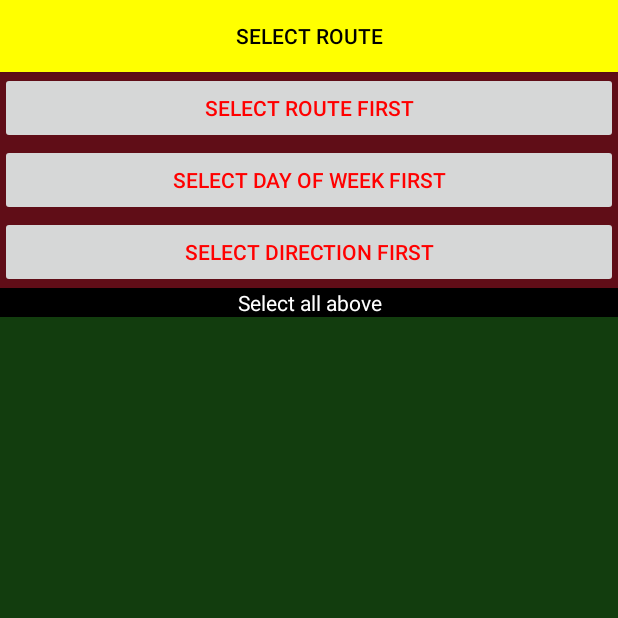
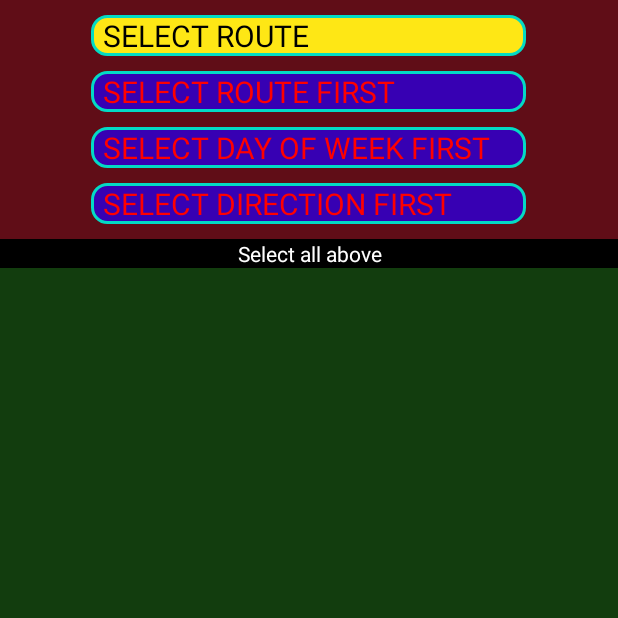
Before and after one commit to tonage72/QuickKRTSchedules, an Android app: the screen it shows after launch (KRTActivity), on a phone screen of 412 x 824 dp, the top half of it. Run offline under Robolectric (Android 15) with nearby library versions, the phone set to English and light mode, and no system bars.

Commit message:
Started making it look prettier.

```diff
--- a/app/src/main/java/fleming/david/com/quickkrtschedules/KRTActivity.java
+++ b/app/src/main/java/fleming/david/com/quickkrtschedules/KRTActivity.java
@@ -4,7 +4,9 @@
 import android.content.Intent;
 import android.graphics.Color;
 import android.os.Bundle;
-import android.widget.Button;
+import android.view.Gravity;
+import android.view.View;
+import android.widget.TextView;
 import android.widget.LinearLayout;
 import android.widget.TextView;
 
@@ -28,35 +30,36 @@
 
         TextView separatorText = findViewById(R.id.seperatorMessage);
 
-        Button buttonRoute = findViewById(R.id.buttonRoute);
-        Button buttonDay = findViewById(R.id.buttonDay);
-        Button buttonDirection = findViewById(R.id.buttonDirection);
-        Button buttonTimepoint = findViewById(R.id.buttonTimepoint);
+        TextView textViewRoute = findViewById(R.id.textViewRoute);
+        //textViewRoute.setPadding(15,0,0,0);
+        TextView textViewDay = findViewById(R.id.textViewDay);
+        TextView textViewDirection = findViewById(R.id.textViewDirection);
+        TextView textViewTimepoint = findViewById(R.id.textViewTimepoint);
 
-        //Set up route button.
+        //Set up route TextView.
         if (intent.hasExtra("routeSelected")) {
-            buttonRoute.setText(intent.getStringExtra("routeSelected"));
+            textViewRoute.setText(intent.getStringExtra("routeSelected"));
         } else {
-            buttonRoute.setText(getString(R.string.no_route));
-            currentSelectButton(buttonRoute);
+            textViewRoute.setText(getString(R.string.no_route));
+            currentSelectTextView(textViewRoute);
         }
 
-        buttonRoute.setOnClickListener(v -> {
+        textViewRoute.setOnClickListener(v -> {
             Intent intentRouteSelect = new Intent(KRTActivity.this, RouteSelectActivity.class);
             startActivity(intentRouteSelect);
         });
 
-        //Set up day button
+        //Set up day TextView
         if (intent.hasExtra("routeSelected")) {
 
             if (intent.hasExtra("daySelected")) {
-                buttonDay.setText(intent.getStringExtra("daySelected"));
+                textViewDay.setText(intent.getStringExtra("daySelected"));
             } else {
-                buttonDay.setText(getString(R.string.no_day));
-                currentSelectButton(buttonDay);
+                textViewDay.setText(getString(R.string.no_day));
+                currentSelectTextView(textViewDay);
             }
 
-            buttonDay.setOnClickListener(v -> {
+            textViewDay.setOnClickListener(v -> {
 
                 final String mRoute = intent.getStringExtra("routeSelected");
 
@@ -66,22 +69,22 @@
             });
 
         } else {
-            buttonDay.setEnabled(false);
-            buttonDay.setText(getString(R.string.route_first));
-            selectPreviousFirst(buttonDay);
+            textViewDay.setEnabled(false);
+            textViewDay.setText(getString(R.string.route_first));
+            selectPreviousFirst(textViewDay);
         }
 
-        //Set up direction button
+        //Set up direction TextView
         if (intent.hasExtra("daySelected")) {
 
             if (intent.hasExtra("directionSelected")) {
-                buttonDirection.setText(intent.getStringExtra("directionSelected"));
+                textViewDirection.setText(intent.getStringExtra("directionSelected"));
             } else {
-                buttonDirection.setText(getString(R.string.no_direction));
-                currentSelectButton(buttonDirection);
+                textViewDirection.setText(getString(R.string.no_direction));
+                currentSelectTextView(textViewDirection);
             }
 
-            buttonDirection.setOnClickListener(v -> {
+            textViewDirection.setOnClickListener(v -> {
 
                 final String mRoute = intent.getStringExtra("routeSelected");
                 final String mDay = intent.getStringExtra("daySelected");
@@ -93,22 +96,22 @@
             });
 
         } else {
-            buttonDirection.setEnabled(false);
-            buttonDirection.setText(getString(R.string.day_first));
-            selectPreviousFirst(buttonDirection);
+            textViewDirection.setEnabled(false);
+            textViewDirection.setText(getString(R.string.day_first));
+            selectPreviousFirst(textViewDirection);
         }
 
-        //Set up timepoint button
+        //Set up timepoint TextView
         if (intent.hasExtra("directionSelected")) {
 
             if (intent.hasExtra("timepointSelected")) {
-                buttonTimepoint.setText(intent.getStringExtra("timepointSelected"));
+                textViewTimepoint.setText(intent.getStringExtra("timepointSelected"));
             } else {
-                buttonTimepoint.setText(getString(R.string.no_timepoint));
-                currentSelectButton(buttonTimepoint);
+                textViewTimepoint.setText(getString(R.string.no_timepoint));
+                currentSelectTextView(textViewTimepoint);
             }
 
-            buttonTimepoint.setOnClickListener(v -> {
+            textViewTimepoint.setOnClickListener(v -> {
 
                 final String mRoute = intent.getStringExtra("routeSelected");
                 final String mDay = intent.getStringExtra("daySelected");
@@ -121,9 +124,9 @@
                 startActivity(intent13);
             });
         } else {
-            buttonTimepoint.setEnabled(false);
-            buttonTimepoint.setText(getString(R.string.direction_first));
-            selectPreviousFirst(buttonTimepoint);
+            textViewTimepoint.setEnabled(false);
+            textViewTimepoint.setText(getString(R.string.direction_first));
+            selectPreviousFirst(textViewTimepoint);
         }
 
         if (intent.hasExtra("timepointSelected")) {
@@ -245,14 +248,14 @@
                 i = i + 1;
                 stringCompare = desc.equals(mDash);
                 if (!stringCompare) {
-                    Button newBtn = new Button(this);
-                    newBtn.setLayoutParams(new LinearLayout.LayoutParams(LinearLayout.LayoutParams.MATCH_PARENT, LinearLayout.LayoutParams.WRAP_CONTENT));
-                    newBtn.setText(desc);
-                    layout.addView(newBtn);
+                    TextView textView = new TextView(this);
+                    textView.setLayoutParams(new LinearLayout.LayoutParams(LinearLayout.LayoutParams.MATCH_PARENT, LinearLayout.LayoutParams.WRAP_CONTENT));
+                    textView.setText(desc);
+                    layout.addView(textView);
 
                     final int timeSlotSelected = i;
 
-                    newBtn.setOnClickListener(v -> {
+                    textView.setOnClickListener(v -> {
                         Intent intent15 = new Intent(KRTActivity.this, ListEntireTripActivity.class);
                         intent15.putExtra("routeSelected", mRoute);
                         intent15.putExtra("daySelected", mDay);
@@ -267,11 +270,11 @@
             separatorText.setText(getString(R.string.select_all));
         }
     }
-    private void currentSelectButton(Button mButton){
-        mButton.setBackgroundColor(Color.YELLOW);
-        mButton.setTextColor(Color.BLACK);
+    private void currentSelectTextView(TextView mTextView){
+        mTextView.setBackgroundResource(R.drawable.rounded_corner_menu_items_select_me);
+        mTextView.setTextColor(Color.BLACK);
     }
-    private void selectPreviousFirst(Button mButton){
-        mButton.setTextColor(Color.RED);
+    private void selectPreviousFirst(TextView mTextView){
+        mTextView.setTextColor(Color.RED);
     }
 }
--- /dev/null
+++ b/app/src/main/res/drawable-xxhdpi/rounded_corner_menu_items.xml
@@ -0,0 +1,15 @@
+<?xml version="1.0" encoding="utf-8"?>
+
+<shape
+    xmlns:android="http://schemas.android.com/apk/res/android"
+    android:shape="rectangle">
+
+    <corners android:radius="10dp" />
+
+    <!-- This is the border color -->
+    <stroke android:width="2dp" android:color="@color/teal_200" />
+
+    <!--- This is the background color -->
+    <solid android:color="@color/purple_700" />
+
+</shape>
--- /dev/null
+++ b/app/src/main/res/drawable-xxhdpi/rounded_corner_menu_items_select_me.xml
@@ -0,0 +1,15 @@
+<?xml version="1.0" encoding="utf-8"?>
+
+<shape
+    xmlns:android="http://schemas.android.com/apk/res/android"
+    android:shape="rectangle">
+
+    <corners android:radius="10dp" />
+
+    <!-- This is the border color -->
+    <stroke android:width="2dp" android:color="@color/teal_200" />
+
+    <!--- This is the background color -->
+    <solid android:color="@color/menuItemSelectMe" />
+
+</shape>
--- a/app/src/main/res/layout/activity_main.xml
+++ b/app/src/main/res/layout/activity_main.xml
@@ -1,7 +1,8 @@
 <LinearLayout xmlns:android="http://schemas.android.com/apk/res/android"
     android:layout_width="match_parent"
     android:layout_height="match_parent"
-    android:orientation="vertical">
+    android:orientation="vertical"
+    android:background="@color/menu_background_color">
 
     <LinearLayout
         android:id="@+id/originalButtonLayout"
@@ -10,30 +11,55 @@
         android:orientation="vertical"
         android:background="@color/menu_background_color">
 
-        <Button
-            android:id="@+id/buttonRoute"
-            android:layout_width="match_parent"
-            android:layout_height="wrap_content" />
+        <TextView
+            android:id="@+id/textViewRoute"
+            android:layout_marginTop="@dimen/menuitemsmarginabove"
+            android:layout_width="@dimen/menutextviewwidth"
+            android:layout_height="wrap_content"
+            android:layout_gravity="center"
+            android:textColor="@color/teal_200"
+            android:paddingLeft="@dimen/menuItemsPadLeft"
+            android:background="@drawable/rounded_corner_menu_items"
+            android:textSize="@dimen/menutextsize" />
 
-        <Button
-            android:id="@+id/buttonDay"
-            android:layout_width="match_parent"
-            android:layout_height="wrap_content" />
+        <TextView
+            android:id="@+id/textViewDay"
+            android:layout_marginTop="@dimen/menuitemsmarginabove"
+            android:layout_width="@dimen/menutextviewwidth"
+            android:layout_height="wrap_content"
+            android:layout_gravity="center"
+            android:textColor="@color/teal_200"
+            android:paddingLeft="@dimen/menuItemsPadLeft"
+            android:background="@drawable/rounded_corner_menu_items"
+            android:textSize="@dimen/menutextsize" />
 
-        <Button
-            android:id="@+id/buttonDirection"
-            android:layout_width="match_parent"
-            android:layout_height="wrap_content" />
+        <TextView
+            android:id="@+id/textViewDirection"
+            android:layout_marginTop="@dimen/menuitemsmarginabove"
+            android:layout_width="@dimen/menutextviewwidth"
+            android:layout_height="wrap_content"
+            android:layout_gravity="center"
+            android:textColor="@color/teal_200"
+            android:paddingLeft="@dimen/menuItemsPadLeft"
+            android:background="@drawable/rounded_corner_menu_items"
+            android:textSize="@dimen/menutextsize" />
 
-        <Button
-            android:id="@+id/buttonTimepoint"
-            android:layout_width="match_parent"
-            android:layout_height="wrap_content" />
+        <TextView
+            android:id="@+id/textViewTimepoint"
+            android:layout_marginTop="@dimen/menuitemsmarginabove"
+            android:layout_width="@dimen/menutextviewwidth"
+            android:layout_height="wrap_content"
+            android:layout_gravity="center"
+            android:textColor="@color/teal_200"
+            android:paddingLeft="@dimen/menuItemsPadLeft"
+            android:background="@drawable/rounded_corner_menu_items"
+            android:textSize="@dimen/menutextsize" />
 
     </LinearLayout>
 
     <TextView
         android:id="@+id/seperatorMessage"
+        android:layout_marginTop="@dimen/menuitemsmarginabove"
         android:layout_width="match_parent"
         android:layout_height="wrap_content"
         android:gravity="center_horizontal"
@@ -49,7 +75,7 @@
         <LinearLayout
             android:id="@+id/mainLayout"
             android:layout_width="match_parent"
-            android:layout_height="match_parent"
+            android:layout_height="wrap_content"
             android:gravity="center_horizontal"
             android:orientation="vertical">
 
--- a/app/src/main/res/layout/activity_trip_select.xml
+++ b/app/src/main/res/layout/activity_trip_select.xml
@@ -8,13 +8,13 @@
         android:layout_width="match_parent"
         android:layout_height="match_parent">
 
-        <Button
+        <TextView
             android:layout_width="match_parent"
             android:layout_height="wrap_content"
-            android:id="@+id/buttonBack"/>
+            android:id="@+id/textViewBack"/>
 
         <TextView
-            android:id="@+id/TripTextView"
+            android:id="@+id/tripTextView"
             android:textColor="@android:color/white"
             android:gravity="center"
             android:layout_width="match_parent"
--- a/app/src/main/res/values-w820dp/dimens.xml
+++ /dev/null
@@ -1,5 +0,0 @@
-<resources>
-    <!-- Example customization of dimensions originally defined in res/values/dimens.xml
-         (such as screen margins) for screens with more than 820dp of available width. This
-         would include 7" and 10" devices in landscape (~960dp and ~1280dp respectively). -->
- </resources>
--- a/app/src/main/res/values/colors.xml
+++ b/app/src/main/res/values/colors.xml
@@ -2,4 +2,14 @@
 <resources>
     <color name="list_background_color">#123d0e</color>
     <color name="menu_background_color">#600d17</color>
+
+    <color name="purple_200">#FFBB86FC</color>
+    <color name="purple_500">#FF6200EE</color>
+    <color name="purple_700">#FF3700B3</color>
+    <color name="teal_200">#FF03DAC5</color>
+    <color name="teal_700">#FF018786</color>
+    <color name="black">#FF000000</color>
+    <color name="white">#FFFFFFFF</color>
+
+    <color name="menuItemSelectMe">#FEE715</color>
 </resources>
--- a/app/src/main/res/values/dimens.xml
+++ b/app/src/main/res/values/dimens.xml
@@ -1,4 +1,8 @@
 <resources>
     <!-- Default screen margins, per the Android Design guidelines. -->
-    <dimen name="margin">0dp</dimen>
+    <dimen name="mainviewpadding">10dp</dimen>
+    <dimen name="menutextsize">20sp</dimen>
+    <dimen name="menutextviewwidth">290dp</dimen>
+    <dimen name="menuitemsmarginabove">10dp</dimen>
+    <dimen name="menuItemsPadLeft">8dp</dimen>
 </resources>
```
Also changed, not shown: app/src/main/java/fleming/david/com/quickkrtschedules/DaySelectActivity.java (+6 -6 lines), app/src/main/java/fleming/david/com/quickkrtschedules/DirectionSelectActivity.java (+6 -6 lines), app/src/main/java/fleming/david/com/quickkrtschedules/ListEntireTripActivity.java (+5 -5 lines), app/src/main/java/fleming/david/com/quickkrtschedules/RouteSelectActivity.java (+6 -6 lines), app/src/main/java/fleming/david/com/quickkrtschedules/TimepointSelectActivity.java (+6 -6 lines).
